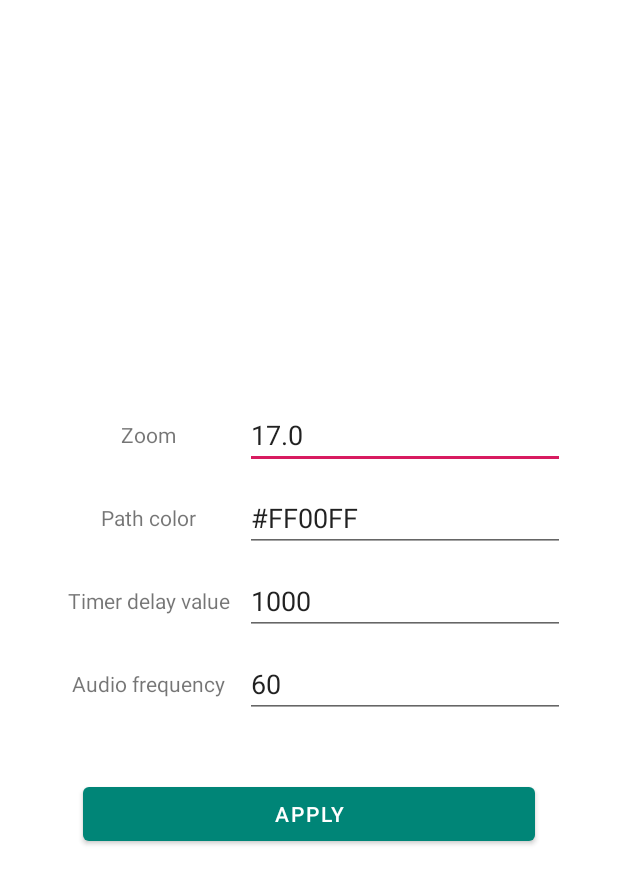
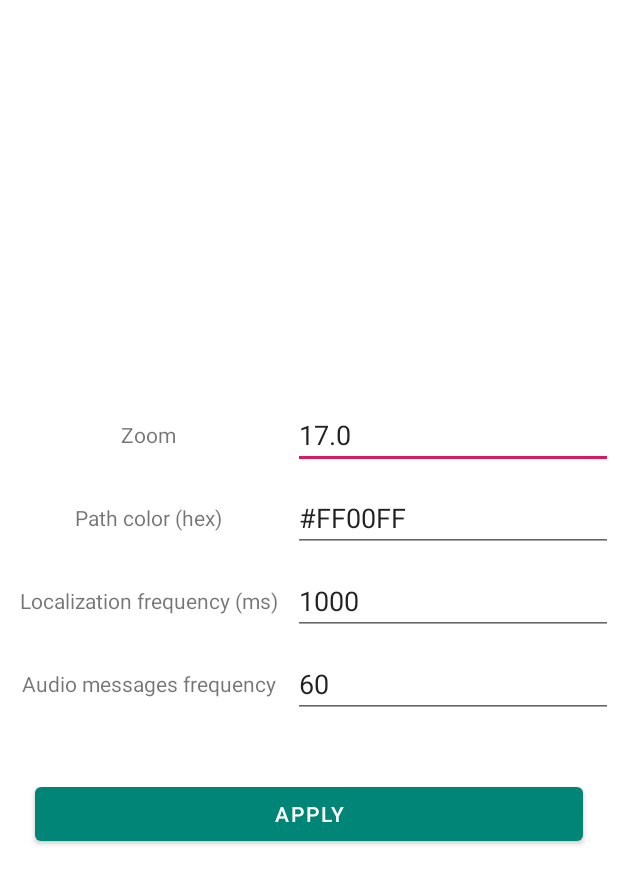
Before and after one commit to Piterowsky/runinga, an Android app: the SettingsActivity screen opened directly, with no data from a screen before it, on a phone screen of 412 x 824 dp. Shown: the top 884 px of the screen. Run offline under Robolectric (Android 15) with nearby library versions, the phone set to English and light mode, and no system bars.

```diff
--- a/app/src/main/res/values/strings.xml
+++ b/app/src/main/res/values/strings.xml
@@ -42,27 +42,19 @@
     <string name="pre_workout_pace_label">Pace (mm:ss)</string>
     <string name="pre_workout_time_label">Time (HH:mm)</string>
     <string name="pre_workout_distance">Distance (km)</string>
-    <string name="pre_workout_provide_inputs">Provide inputs</string>
-    <string name="title_activity_settings">Settings</string>
+    <string name="pre_workout_provide_inputs">Provide workout variables</string>
 
     <!-- Preference Titles -->
-    <string name="messages_header">Messages</string>
-    <string name="sync_header">Sync</string>
 
     <!-- Messages Preferences -->
-    <string name="signature_title">Your signature</string>
-    <string name="reply_title">Default reply action</string>
 
     <!-- Sync Preferences -->
-    <string name="sync_title">Sync email periodically</string>
-    <string name="attachment_title">Download incoming attachments</string>
-    <string name="attachment_summary_on">Automatically download attachments for incoming emails</string>
-    <string name="attachment_summary_off">Only download attachments when manually requested</string>
     <string name="settings_apply">Apply</string>
-    <string name="settings_audio_frequency">Audio frequency</string>
-    <string name="settings_timer_delay_value">Timer delay value</string>
-    <string name="settings_path_color">Path color</string>
-    <string name="settings_zoom">Zoom</string>
+    <string name="settings_audio_frequency">Audio messages frequency</string>
+    <string name="settings_timer_delay_value">Localization frequency (ms)</string>
+    <string name="settings_path_color">Path color (hex)</string>
+    <string name="settings_zoom"
+            translatable="false">Zoom</string>
     <string name="rival_pace_mode_type">Pace</string>
     <string name="rival_distance_per_time_mode_type">Distance per time</string>
     <string name="rival_free_mode_type">Free</string>
```
Also changed, not shown: 1 other file.
